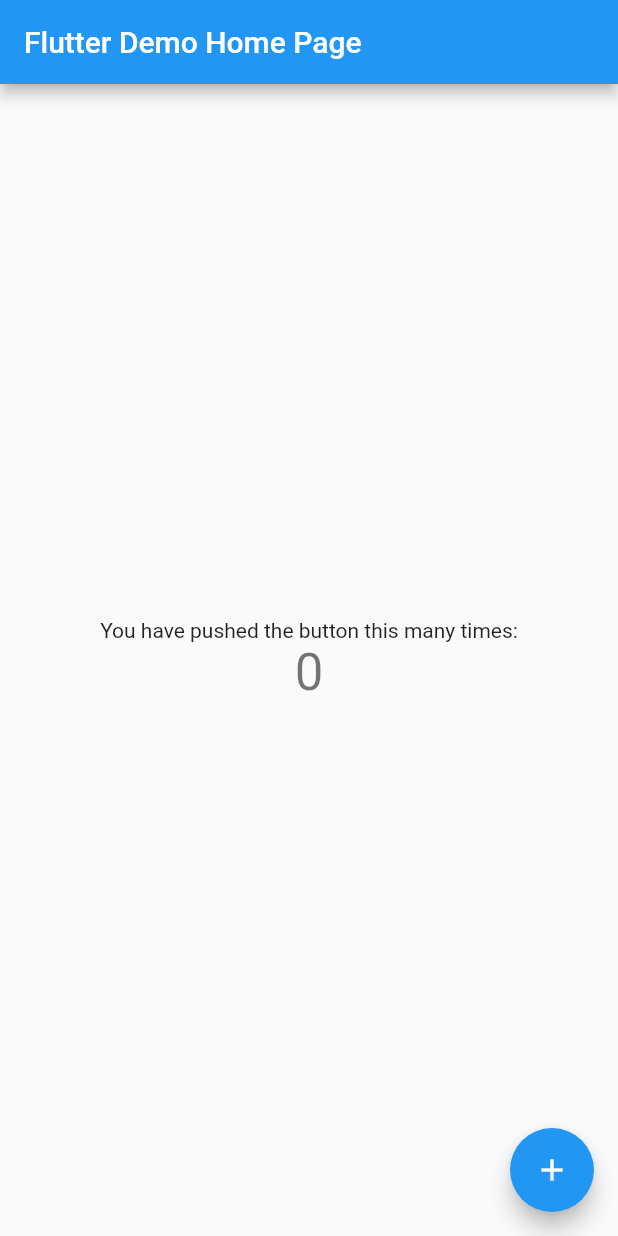
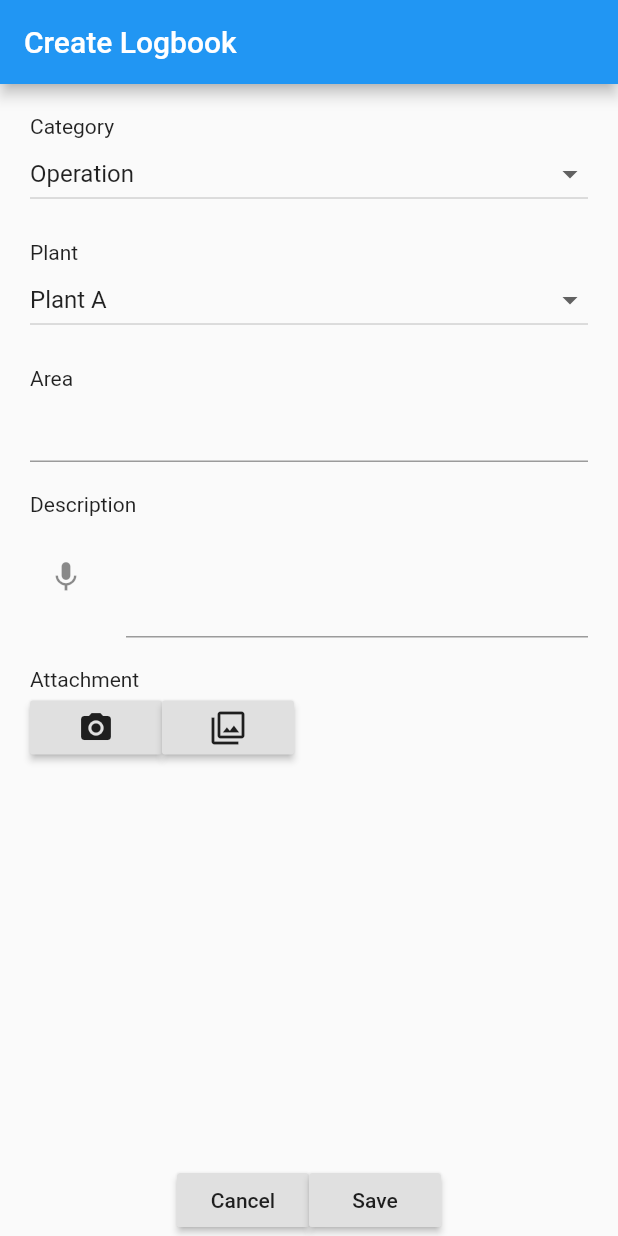
Before and after one commit to techzas/smart-operator, a Flutter app: the screen it shows after launch, on a phone screen of 412 x 824 dp. Run offline on Flutter 3.47's test engine with Material 2 defaults, Android fonts, the phone set to English and light mode, and no system bars.

Commit message:
add create_logbook.dart

```diff
--- a/lib/main.dart
+++ b/lib/main.dart
@@ -1,4 +1,5 @@
 import 'package:flutter/material.dart';
+import 'package:smart_operator/pages/create_logbook.dart';
 
 void main() => runApp(MyApp());
 
@@ -20,7 +21,7 @@ class MyApp extends StatelessWidget {
         // is not restarted.
         primarySwatch: Colors.blue,
       ),
-      home: MyHomePage(title: 'Flutter Demo Home Page'),
+      home: CreateLogBook(),
     );
   }
 }
--- /dev/null
+++ b/lib/pages/create_logbook.dart
@@ -0,0 +1,64 @@
+import 'package:flutter/material.dart';
+
+class CreateLogBook extends StatefulWidget {
+  @override
+  _CreateLogBookState createState() => _CreateLogBookState();
+}
+
+class _CreateLogBookState extends State<CreateLogBook> {
+  @override
+  Widget build(BuildContext context) {
+    return Scaffold(
+      appBar: AppBar(title: Text("Create Logbook")),
+      bottomNavigationBar: Row(
+        mainAxisAlignment: MainAxisAlignment.center,
+        children: <Widget>[
+        RaisedButton(child: Text("Cancel"),onPressed: (){},),
+        RaisedButton(child: Text("Save"),onPressed: (){},)
+      ],),
+      body: Padding(
+        padding: const EdgeInsets.all(20.0),
+        child: Column(
+          crossAxisAlignment: CrossAxisAlignment.start,
+          mainAxisAlignment: MainAxisAlignment.start,
+          children: <Widget>[
+            Text("Category"),
+            DropdownButton<String>(
+
+              isExpanded: true,
+              items: <String>['Operation', 'Notification'].map((String value) {
+                return new DropdownMenuItem<String>(
+                  value: value,
+                  child: new Text(value),
+                );
+              }).toList(),
+              onChanged: (_) {},
+              value: 'Operation',
+            ),
+            Container(margin: EdgeInsets.only(top: 20.0),child: Text("Plant")),
+            DropdownButton<String>(
+              isExpanded: true,
+              items: <String>['Plant A', 'Plant B','Plant C'].map((String value) {
+                return new DropdownMenuItem<String>(
+                  value: value,
+                  child: new Text(value),
+                );
+              }).toList(),
+              onChanged: (_) {},
+              value: 'Plant A',
+            ),
+            Container(margin: EdgeInsets.only(top: 20.0),child: Text("Area")),
+            TextField(),
+            Container(margin: EdgeInsets.only(top: 20.0),child: Text("Description")),
+            TextField(maxLines: 3,decoration: InputDecoration(icon: IconButton(icon: Icon(Icons.mic),onPressed: (){},)),),
+            Container(margin: EdgeInsets.only(top: 20.0),child: Text("Attachment")),
+            Row(children: <Widget>[
+              RaisedButton(onPressed: (){},child: Icon(Icons.camera_alt),),
+              RaisedButton(onPressed: (){},child: Icon(Icons.filter),)
+            ],)
+          ],
+        ),
+      ),
+    );
+  }
+}
```
